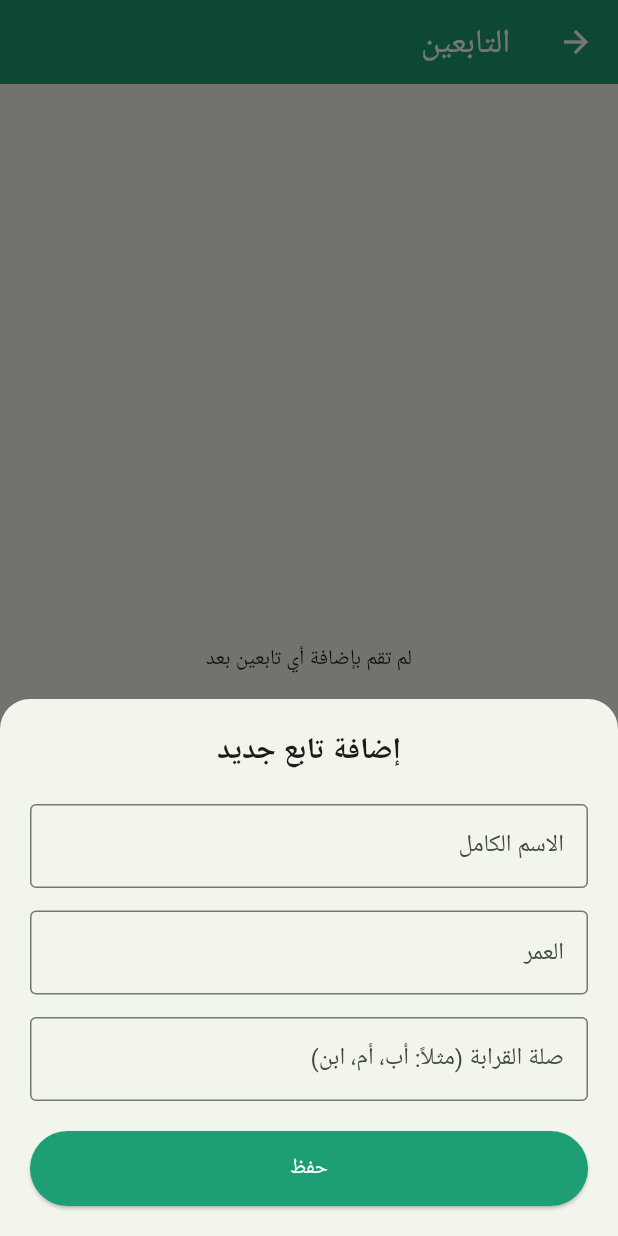
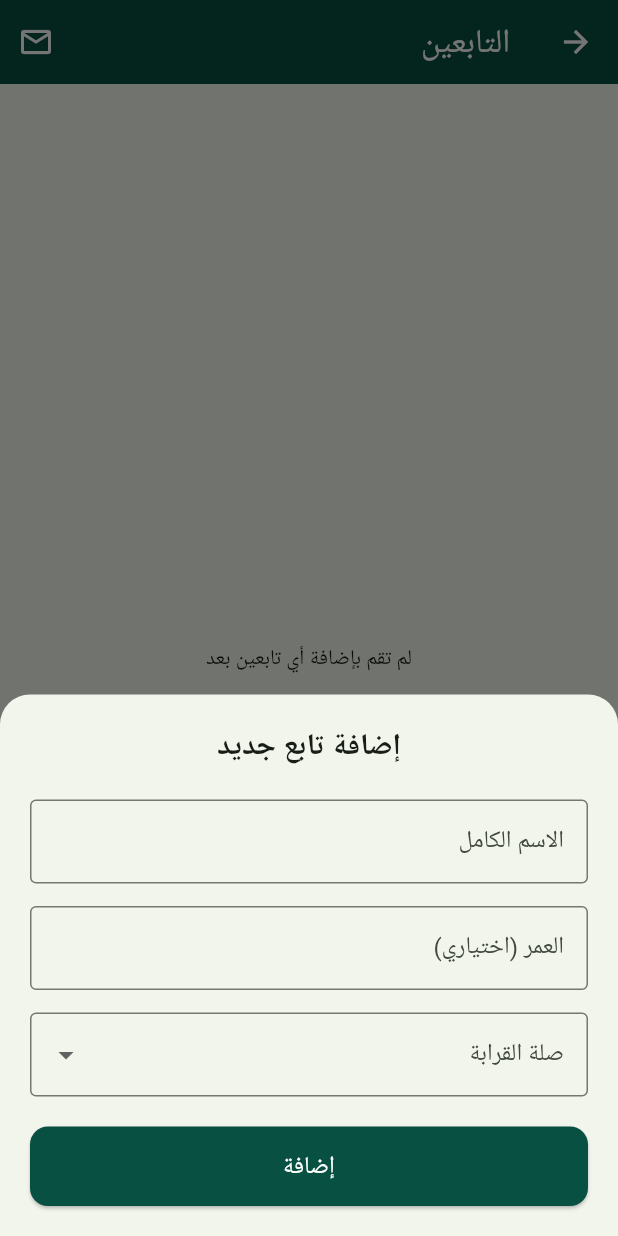
Before and after one commit to csrama/Portfolio_Project, a Flutter app: the DependentsScreen screen opened directly, after a tap on the "add" icon, on a phone screen of 412 x 824 dp. Run offline on Flutter 3.47's test engine with Material 3 defaults, Android fonts, the phone set to English and light mode, and no system bars; our stand-ins replace awesome_notifications, dio, flutter_secure_storage, google_sign_in, shared_preferences; accounts and stored records are empty; Roboto replaces fonts that are missing (Cairo).

Commit message:
save: stage and commit all pending changes

```diff
--- a/frontend/lib/views/dashboard/dependents_screen.dart
+++ b/frontend/lib/views/dashboard/dependents_screen.dart
@@ -3,6 +3,7 @@ import 'package:provider/provider.dart';
 import '../../providers/auth_provider.dart';
 import '../../providers/dependent_provider.dart';
 import 'dependent_dashboard_screen.dart';
+import 'add_dependent_screen.dart';
 
 class DependentsScreen extends StatefulWidget {
   const DependentsScreen({super.key});
@@ -25,8 +26,8 @@ class _DependentsScreenState extends State<DependentsScreen> {
 
   void _showAddDependentSheet() {
     final nameController = TextEditingController();
-    final relationshipController = TextEditingController();
     final ageController = TextEditingController();
+    String? selectedRelationship;
 
     showModalBottomSheet(
       context: context,
@@ -41,7 +42,9 @@ class _DependentsScreenState extends State<DependentsScreen> {
           right: 20,
           top: 20,
         ),
-        child: Column(
+        child: StatefulBuilder(
+          builder: (context, setState) {
+            return Column(
               mainAxisSize: MainAxisSize.min,
               crossAxisAlignment: CrossAxisAlignment.stretch,
               children: [
@@ -64,18 +67,30 @@ class _DependentsScreenState extends State<DependentsScreen> {
                   controller: ageController,
                   keyboardType: TextInputType.number,
                   decoration: const InputDecoration(
-                labelText: 'العمر',
+                    labelText: 'العمر (اختياري)',
                     border: OutlineInputBorder(),
                   ),
                   textAlign: TextAlign.right,
                 ),
                 const SizedBox(height: 15),
-            TextField(
-              controller: relationshipController,
+                DropdownButtonFormField<String>(
+                  value: selectedRelationship,
                   decoration: const InputDecoration(
-                labelText: 'صلة القرابة (مثلاً: أب، أم، ابن)',
+                    labelText: 'صلة القرابة',
                     border: OutlineInputBorder(),
                   ),
+                  items: const [
+                    DropdownMenuItem(value: 'spouse', child: Text('زوج/زوجة')),
+                    DropdownMenuItem(value: 'child', child: Text('ابن/ابنة')),
+                    DropdownMenuItem(value: 'parent', child: Text('أب/أم')),
+                    DropdownMenuItem(value: 'sibling', child: Text('أخ/أخت')),
+                    DropdownMenuItem(value: 'other', child: Text('أخرى')),
+                  ],
+                  onChanged: (value) {
+                    setState(() {
+                      selectedRelationship = value;
+                    });
+                  },
                   textAlign: TextAlign.right,
                 ),
                 const SizedBox(height: 20),
@@ -83,11 +98,8 @@ class _DependentsScreenState extends State<DependentsScreen> {
                   onPressed: () async {
                     try {
                       if (nameController.text.isNotEmpty &&
-          relationshipController.text.isNotEmpty) {
-
+                          selectedRelationship != null) {
                         final auth = context.read<AuthProvider>();
-
-        print("TOKEN = ${auth.accessToken}");
 
                         if (auth.accessToken == null) {
                           ScaffoldMessenger.of(context).showSnackBar(
@@ -98,8 +110,6 @@ class _DependentsScreenState extends State<DependentsScreen> {
                           return;
                         }
 
-        // نحول العمر لتاريخ ميلاد تقريبي (نفس اليوم/الشهر، السنة بس تفرق)
-        // لأن الباك إند يخزن date_of_birth مو رقم عمر مباشر
                         String? dateOfBirth;
                         final age = int.tryParse(ageController.text.trim());
                         if (age != null && age > 0) {
@@ -112,19 +122,29 @@ class _DependentsScreenState extends State<DependentsScreen> {
                           auth.accessToken!,
                           {
                             'full_name': nameController.text,
-            'relationship': relationshipController.text,
+                            'relationship': selectedRelationship,
                             if (dateOfBirth != null) 'date_of_birth': dateOfBirth,
                           },
                         );
-        print("DEPENDENT ADDED SUCCESS");
 
                         if (mounted) {
                           Navigator.pop(context);
+                          ScaffoldMessenger.of(context).showSnackBar(
+                            const SnackBar(
+                              content: Text('تم إضافة التابع بنجاح'),
+                              backgroundColor: Color(0xFF085041),
+                            ),
+                          );
                         }
+                      } else {
+                        ScaffoldMessenger.of(context).showSnackBar(
+                          const SnackBar(
+                            content: Text('الرجاء إدخال الاسم واختيار العلاقة'),
+                          ),
+                        );
                       }
                     } catch (e) {
                       print("ADD DEPENDENT ERROR: $e");
-
                       if (mounted) {
                         ScaffoldMessenger.of(context).showSnackBar(
                           SnackBar(content: Text(e.toString())),
@@ -133,17 +153,21 @@ class _DependentsScreenState extends State<DependentsScreen> {
                     }
                   },
                   style: ElevatedButton.styleFrom(
-    backgroundColor: const Color(0xFF1D9E75),
+                    backgroundColor: const Color(0xFF085041),
                     padding: const EdgeInsets.symmetric(vertical: 15),
+                    shape: RoundedRectangleBorder(
+                      borderRadius: BorderRadius.circular(12),
+                    ),
                   ),
                   child: const Text(
-    'حفظ',
-    style: TextStyle(color: Colors.white),
+                    'إضافة',
+                    style: TextStyle(color: Colors.white, fontSize: 16),
                   ),
                 ),
-
                 const SizedBox(height: 20),
               ],
+            );
+          },
         ),
       ),
     );
@@ -154,8 +178,28 @@ class _DependentsScreenState extends State<DependentsScreen> {
     return Scaffold(
       appBar: AppBar(
         title: const Text('التابعين'),
-        backgroundColor: const Color(0xFF1D9E75),
+        backgroundColor: const Color(0xFF085041),
         foregroundColor: Colors.white,
+        elevation: 0,
+        actions: [
+          IconButton(
+            icon: const Icon(Icons.mail_outline),
+            onPressed: () {
+              Navigator.push(
+                context,
+                MaterialPageRoute(
+                  builder: (_) => const AddDependentScreen(),
+                ),
+              ).then((_) {
+                final auth = context.read<AuthProvider>();
+                if (auth.accessToken != null) {
+                  context.read<DependentProvider>().fetchDependents(auth.accessToken!);
+                }
+              });
+            },
+            tooltip: 'إرسال دعوة',
+          ),
+        ],
       ),
       body: Consumer<DependentProvider>(
         builder: (context, provider, child) {
@@ -191,14 +235,8 @@ class _DependentsScreenState extends State<DependentsScreen> {
                     ? const Icon(Icons.check_circle, color: Color(0xFF1D9E75))
                     : null,
                   onTap: () async {
-
                     provider.selectDependent(dependent);
-
-                    Navigator.pop(
-                      context,
-                      true,
-                    );
-
+                    Navigator.pop(context, true);
                   },
                   onLongPress: () async {
                     final changed = await Navigator.push(
@@ -212,7 +250,6 @@ class _DependentsScreenState extends State<DependentsScreen> {
 
                     if (changed == true && mounted) {
                       final auth = context.read<AuthProvider>();
-
                       if (auth.accessToken != null) {
                         context.read<DependentProvider>().fetchDependents(
                           auth.accessToken!,
@@ -228,7 +265,7 @@ class _DependentsScreenState extends State<DependentsScreen> {
       ),
       floatingActionButton: FloatingActionButton(
         onPressed: _showAddDependentSheet,
-        backgroundColor: const Color(0xFF1D9E75),
+        backgroundColor: const Color(0xFF085041),
         child: const Icon(Icons.add, color: Colors.white),
       ),
     );
```
Also changed, not shown: 2 other files. Lines whose indentation alone changed are shown as unchanged.
